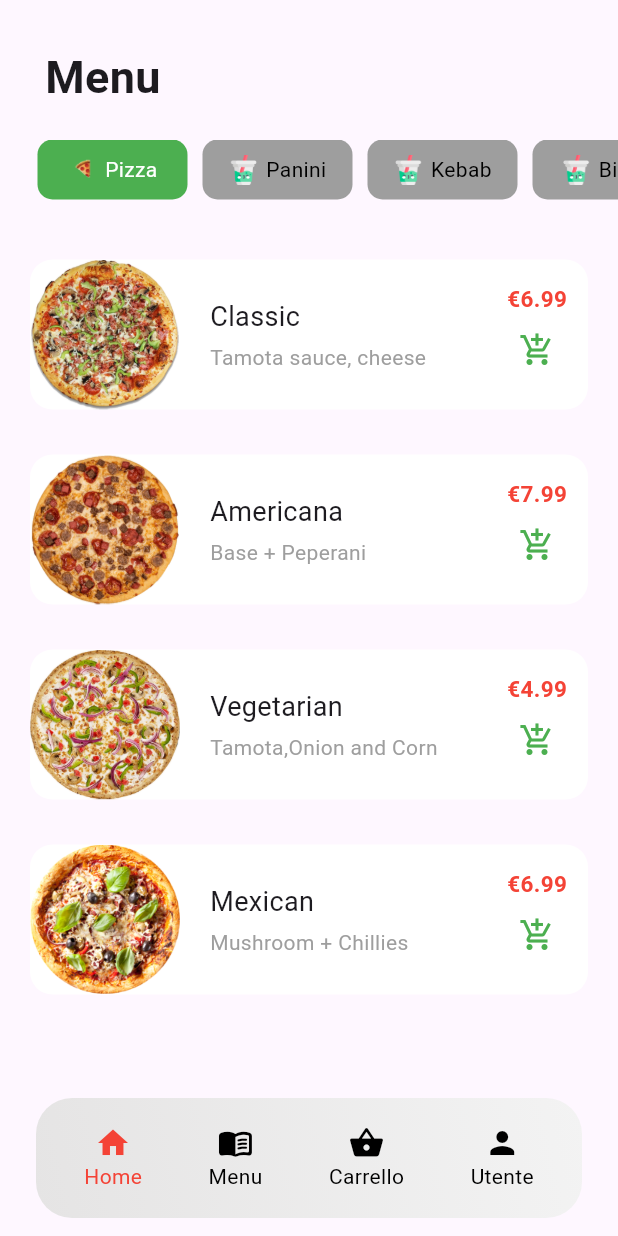
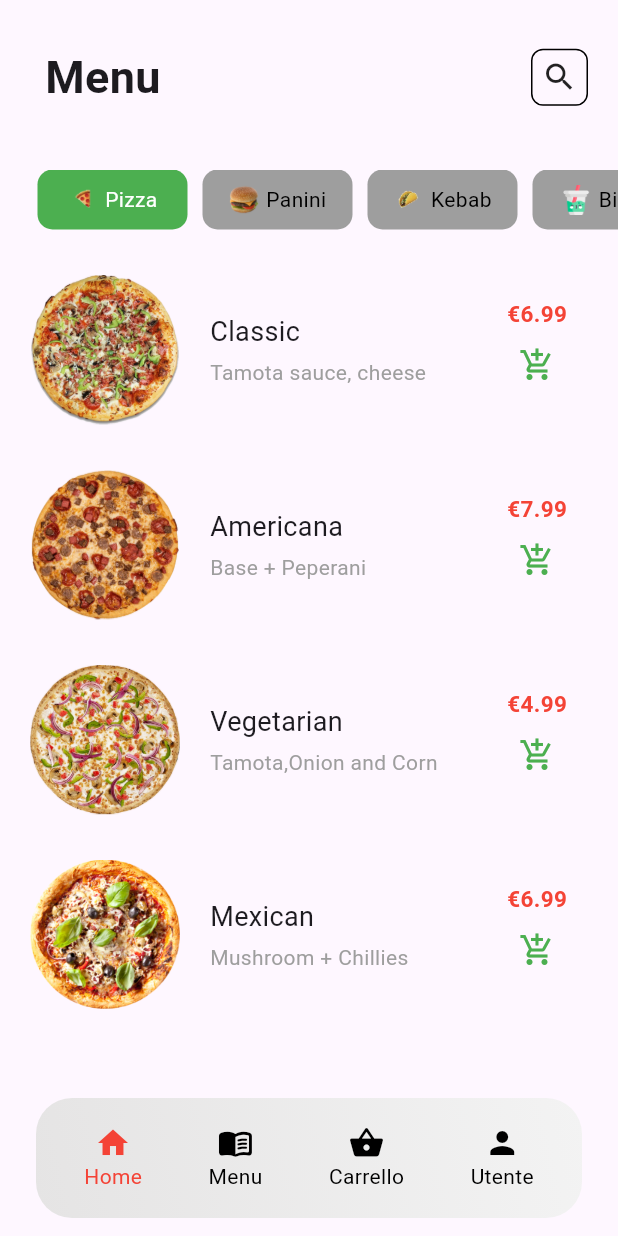
Before and after one commit to umberto-bianchin/app-pizzeria, a Flutter app: the screen it shows after launch, swiped to page 2, on a phone screen of 412 x 824 dp. Run offline on Flutter 3.47's test engine with Material 2 defaults, Android fonts, the phone set to English and light mode, and no system bars; our stand-ins replace google_maps_flutter; Roboto replaces fonts that are missing (Gilroy); statements that could not run were skipped.

Commit message:
home and menu update

```diff
--- /dev/null
+++ b/lib/data/menu_items_list.dart
@@ -0,0 +1,49 @@
+import 'package:app_pizzeria/widget/categories_buttons_tab.dart';
+import 'package:app_pizzeria/widget/menu_item.dart';
+
+const items = [
+  MenuItem(
+    pizzaImage: "assets/images/classic.png",
+    pizza: "Classic",
+    ingredients: "Tamota sauce, cheese",
+    price: "6.99",
+    category: Categories.pizza,
+  ),
+  MenuItem(
+    pizzaImage: "assets/images/americana.png",
+    pizza: "Americana",
+    ingredients: "Base + Peperani",
+    price: "7.99",
+    category: Categories.pizza,
+  ),
+  MenuItem(
+    pizzaImage: "assets/images/veg.png",
+    pizza: "Vegetarian",
+    ingredients: "Tamota,Onion and Corn",
+    price: "4.99",
+    category: Categories.pizza,
+  ),
+  MenuItem(
+    pizzaImage: "assets/images/mexicanPizza.png",
+    pizza: "Mexican",
+    ingredients: "Mushroom + Chillies",
+    price: "6.99",
+    category: Categories.pizza,
+  )
+];
+
+/*
+class Item {
+  Item(
+      {required this.image,
+      required this.name,
+      required this.ingredients,
+      required this.price,
+      required this.category});
+
+  String image;
+  String name;
+  List<String> ingredients;
+  int price;
+  String category;
+} */
--- a/lib/main.dart
+++ b/lib/main.dart
@@ -1,4 +1,4 @@
-import 'package:app_pizzeria/screen/detail_page.dart';
+import 'package:app_pizzeria/screen/menu.dart';
 import 'package:app_pizzeria/widget/nav_bar.dart';
 import 'package:flutter/material.dart';
 import 'package:app_pizzeria/screen/home.dart';
--- a/lib/screen/detail_page.dart
+++ /dev/null
@@ -1,141 +0,0 @@
-import 'package:app_pizzeria/widget/menu_item.dart';
-import 'package:flutter/material.dart';
-
-class DetailPage extends StatefulWidget {
-  const DetailPage({super.key});
-
-  @override
-  State<DetailPage> createState() => _DetailPageState();
-}
-
-class _DetailPageState extends State<DetailPage> {
-  List<Pair> listCategories = [
-    Pair("pizza.png", "Pizza"),
-    Pair("drink.png", "Panini"),
-    Pair("drink.png", "Kebab"),
-    Pair("drink.png", "Bibite"),
-  ];
-
-  int _selected = 0;
-
-  void _selectCategory(int index) {
-    setState(() {
-      _selected = index;
-    });
-  }
-
-  @override
-  Widget build(BuildContext context) {
-    return Column(
-      crossAxisAlignment: CrossAxisAlignment.start,
-      children: [
-        const Padding(
-          padding: EdgeInsets.fromLTRB(30.0, 30.0, 20.0, 10.0),
-          child: Text(
-            "Menu",
-            style: TextStyle(
-              fontSize: 30.0,
-              fontWeight: FontWeight.bold,
-            ),
-          ),
-        ),
-        const SizedBox(
-          height: 10.0,
-        ),
-        SizedBox(
-          height: 40.0,
-          child: ListView(
-            scrollDirection: Axis.horizontal,
-            padding: const EdgeInsets.only(left: 15, right: 10),
-            children: [
-              for (Pair pair in listCategories)
-                category(
-                    listCategories.indexOf(pair) == _selected
-                        ? Colors.green
-                        : Colors.grey,
-                    pair.name,
-                    pair.icon,
-                    listCategories.indexOf(pair) == _selected
-                        ? Colors.white
-                        : Colors.black,
-                    listCategories.indexOf(pair)),
-            ],
-          ),
-        ),
-        Container(
-          padding: const EdgeInsets.fromLTRB(20.0, 10.0, 20.0, 20.0),
-          child: ListView(
-            shrinkWrap: true,
-            children: const [
-              MenuItem(
-                  pizzaImage: "assets/images/classic.png",
-                  pizza: "Classic",
-                  ingredients: "Tamota sauce, cheese",
-                  price: "6.99"),
-              MenuItem(
-                  pizzaImage: "assets/images/americana.png",
-                  pizza: "Americana",
-                  ingredients: "Base + Peperani",
-                  price: "7.99"),
-              MenuItem(
-                  pizzaImage: "assets/images/veg.png",
-                  pizza: "Vegetarian",
-                  ingredients: "Tamota,Onion and Corn",
-                  price: "4.99"),
-              MenuItem(
-                  pizzaImage: "assets/images/mexicanPizza.png",
-                  pizza: "Mexican",
-                  ingredients: "Mushroom + Chillies",
-                  price: "6.99")
-            ],
-          ),
-        )
-      ],
-    );
-  }
-
-  Widget category(
-      Color colore, String menu, String menuImage, Color menuColor, int index) {
-    return Padding(
-      padding: const EdgeInsets.only(left: 10.0),
-      child: InkWell(
-        child: Container(
-          alignment: Alignment.center,
-          height: 40.0,
-          width: 100.0,
-          decoration: BoxDecoration(
-              borderRadius: BorderRadius.circular(10.0), color: colore),
-          child: Row(
-            crossAxisAlignment: CrossAxisAlignment.center,
-            mainAxisAlignment: MainAxisAlignment.center,
-            children: [
-              Image(
-                image: AssetImage("assets/images/$menuImage"),
-                height: 20.0,
-                width: 20.0,
-                fit: BoxFit.contain,
-              ),
-              const SizedBox(
-                width: 5.0,
-              ),
-              Text(menu,
-                  style: TextStyle(
-                    color: menuColor,
-                  ))
-            ],
-          ),
-        ),
-        onTap: () {
-          _selectCategory(index);
-        },
-      ),
-    );
-  }
-}
-
-class Pair {
-  Pair(this.icon, this.name);
-
-  String icon;
-  String name;
-}
--- /dev/null
+++ b/lib/screen/menu.dart
@@ -0,0 +1,148 @@
+import 'package:app_pizzeria/widget/categories_buttons_tab.dart';
+import 'package:app_pizzeria/data/menu_items_list.dart';
+import 'package:flutter/material.dart';
+
+class DetailPage extends StatefulWidget {
+  const DetailPage({super.key});
+
+  @override
+  State<DetailPage> createState() => _DetailPageState();
+}
+
+class _DetailPageState extends State<DetailPage> {
+  Categories currentCategory = Categories.pizza;
+
+  void changeCategory(Categories catogry) {
+    setState(() {
+      currentCategory = catogry;
+    });
+  }
+
+  @override
+  Widget build(BuildContext context) {
+    return Column(
+      crossAxisAlignment: CrossAxisAlignment.start,
+      children: [
+        Padding(
+          padding: const EdgeInsets.fromLTRB(30.0, 30.0, 20.0, 0.0),
+          child:
+              Row(mainAxisAlignment: MainAxisAlignment.spaceBetween, children: [
+            const Text(
+              "Menu",
+              style: TextStyle(
+                fontSize: 30.0,
+                fontWeight: FontWeight.bold,
+              ),
+            ),
+            //start search icon
+            Container(
+              decoration: BoxDecoration(
+                borderRadius: BorderRadius.circular(8),
+                border: Border.all(
+                  color: Colors.black,
+                  style: BorderStyle.solid,
+                  width: 1.0,
+                ),
+              ),
+              child: InkWell(
+                onTap: () {
+                  _showModal(context);
+                },
+                child: const Padding(
+                  padding: EdgeInsets.all(6.0),
+                  child: Icon(Icons.search),
+                ),
+              ),
+            )
+            //end search icon
+          ]),
+        ),
+        const SizedBox(
+          height: 40,
+        ),
+        CategoriesButton(changeCategory),
+        Expanded(
+          child: Container(
+            padding: const EdgeInsets.fromLTRB(20.0, 0.0, 20.0, 0.0),
+            child: ListView(
+              shrinkWrap: true,
+              children: items
+                  .where((element) => element.category == currentCategory)
+                  .toList(),
+            ),
+          ),
+        )
+      ],
+    );
+  }
+
+  void _showModal(context) {
+    showModalBottomSheet(
+        isScrollControlled: true,
+        shape: const RoundedRectangleBorder(
+          borderRadius: BorderRadius.vertical(top: Radius.circular(15.0)),
+        ),
+        context: context,
+        builder: (context) {
+          //3
+          return StatefulBuilder(
+              builder: (BuildContext context, StateSetter setState) {
+            return DraggableScrollableSheet(
+                expand: false,
+                builder:
+                    (BuildContext context, ScrollController scrollController) {
+                  return Padding(
+                    padding: const EdgeInsets.all(8.0),
+                    child: Column(children: [
+                      Row(children: [
+                        Expanded(
+                            child: TextField(
+                                //controller: textController,
+                                decoration: InputDecoration(
+                                  contentPadding: const EdgeInsets.all(8),
+                                  border: OutlineInputBorder(
+                                    borderRadius: BorderRadius.circular(15.0),
+                                    borderSide: const BorderSide(),
+                                  ),
+                                  prefixIcon: const Icon(Icons.search),
+                                ),
+                                onChanged: (value) {
+                                  //4
+                                })),
+                        IconButton(
+                            icon: const Icon(Icons.close),
+                            color: const Color(0xFF1F91E7),
+                            onPressed: () {
+                              setState(() {
+                                Navigator.of(context).pop();
+                              });
+                            }),
+                      ]),
+                    ]),
+                  );
+                });
+          });
+        });
+  }
+}
+
+/**Padding(
+          padding: const EdgeInsets.symmetric(horizontal: 20.0, vertical: 0),
+          child: SearchBar(
+            leading: const Padding(
+              padding: EdgeInsets.all(5.0),
+              child: Icon(Icons.search),
+            ),
+            trailing: [
+              IconButton(
+                icon: const Icon(Icons.filter_list),
+                onPressed: () {},
+              ),
+            ],
+            hintText: "Cerca quello che vuoi ordinare",
+            onTap: () {},
+            onChanged: (value) {
+              print(value);
+            },
+          ),
+        ), */
--- /dev/null
+++ b/lib/widget/categories_buttons_tab.dart
@@ -0,0 +1,99 @@
+import 'package:flutter/material.dart';
+
+enum Categories { pizza, bibite, panini, kebab }
+
+class CategoriesButton extends StatefulWidget {
+  const CategoriesButton(this.onCategorychange, {super.key});
+
+  final Function(Categories) onCategorychange;
+
+  @override
+  State<CategoriesButton> createState() => _CategoriesButtonState();
+}
+
+class _CategoriesButtonState extends State<CategoriesButton> {
+  List<Pair> listCategories = [
+    Pair("pizza.png", Categories.pizza),
+    Pair("burger.png", Categories.panini),
+    Pair("mexican.png", Categories.kebab),
+    Pair("drink.png", Categories.bibite),
+  ];
+
+  Categories _selected = Categories.pizza;
+
+  void _selectCategory(Categories category) {
+    widget.onCategorychange(category);
+    setState(() {
+      _selected = category;
+    });
+  }
+
+  @override
+  Widget build(BuildContext context) {
+    return SizedBox(
+      height: 40.0,
+      child: ListView(
+        scrollDirection: Axis.horizontal,
+        padding: const EdgeInsets.only(left: 15, right: 10),
+        children: [
+          for (Pair pair in listCategories)
+            category(
+                pair.category == _selected ? Colors.green : Colors.grey,
+                pair.category,
+                pair.icon,
+                pair.category == _selected ? Colors.white : Colors.black,
+                listCategories.indexOf(pair)),
+        ],
+      ),
+    );
+  }
+
+  Widget category(Color colore, Categories nameCat, String menuImage,
+      Color menuColor, int index) {
+    return Padding(
+      padding: const EdgeInsets.only(left: 10.0),
+      child: InkWell(
+        child: Container(
+          alignment: Alignment.center,
+          height: 40.0,
+          width: 100.0,
+          decoration: BoxDecoration(
+              borderRadius: BorderRadius.circular(10.0), color: colore),
+          child: Row(
+            crossAxisAlignment: CrossAxisAlignment.center,
+            mainAxisAlignment: MainAxisAlignment.center,
+            children: [
+              Image(
+                image: AssetImage("assets/images/$menuImage"),
+                height: 20.0,
+                width: 20.0,
+                fit: BoxFit.contain,
+              ),
+              const SizedBox(
+                width: 5.0,
+              ),
+              Text(capitalize(nameCat.name),
+                  style: TextStyle(
+                    color: menuColor,
+                  ))
+            ],
+          ),
+        ),
+        onTap: () {
+          _selectCategory(nameCat);
+        },
+      ),
+    );
+  }
+}
+
+String capitalize(String value) {
+  return "${value[0].toUpperCase()}${value.substring(1).toLowerCase()}";
+}
+
+class Pair {
+  Pair(this.icon, this.category);
+
+  String icon;
+  Categories category;
+}
--- a/lib/widget/menu_item.dart
+++ b/lib/widget/menu_item.dart
@@ -1,18 +1,20 @@
 import 'package:flutter/material.dart';
+import 'package:app_pizzeria/widget/categories_buttons_tab.dart';
 
 class MenuItem extends StatelessWidget {
-  const MenuItem({
-    super.key,
-    required this.pizzaImage,
-    required this.pizza,
-    required this.ingredients,
-    required this.price,
-  });
+  const MenuItem(
+      {super.key,
+      required this.pizzaImage,
+      required this.pizza,
+      required this.ingredients,
+      required this.price,
+      required this.category});
 
   final String pizzaImage;
   final String pizza;
   final String ingredients;
   final String price;
+  final Categories category;
 
   @override
   Widget build(BuildContext context) {
@@ -25,8 +27,9 @@ class MenuItem extends StatelessWidget {
             Container(
               padding: const EdgeInsets.only(left: 120.0, right: 10),
               decoration: BoxDecoration(
-                  borderRadius: BorderRadius.circular(15.0),
-                  color: Colors.white),
+                borderRadius: BorderRadius.circular(15.0),
+                //color: Colors.white
+              ),
               child: Row(
                 mainAxisAlignment: MainAxisAlignment.spaceBetween,
                 children: [
--- a/lib/widget/suggested_tabs.dart
+++ b/lib/widget/suggested_tabs.dart
@@ -1,5 +1,5 @@
 import 'package:flutter/material.dart';
-import 'package:app_pizzeria/widget/food_card.dart';
+import 'package:app_pizzeria/widget/element_card.dart';
 
 class SuggestedTabs extends StatelessWidget {
   const SuggestedTabs({
@@ -14,6 +14,7 @@ class SuggestedTabs extends StatelessWidget {
       height: 140.0,
       width: width,
       child: ListView(
+        padding: const EdgeInsets.only(left: 15, right: 15),
         scrollDirection: Axis.horizontal,
         children: [
           FoodCard(width, "Mexican", "assets/images/mexicanPizza.png"),
```
Also changed, not shown: lib/screen/home.dart (+15 -39 lines), lib/widget/categories_cards_tab.dart (added, +34 -0 lines), lib/widget/categories_tabs.dart (deleted, +0 -27 lines), lib/widget/element_card.dart (renamed from lib/widget/food_card.dart, +4 -4 lines), lib/widget/search_bar.dart (deleted, +0 -27 lines), lib/widget/introduction_banner.dart (renamed from lib/widget/introduction_pizzeria.dart), lib/widget/position_map.dart (renamed from lib/widget/maps.dart).
